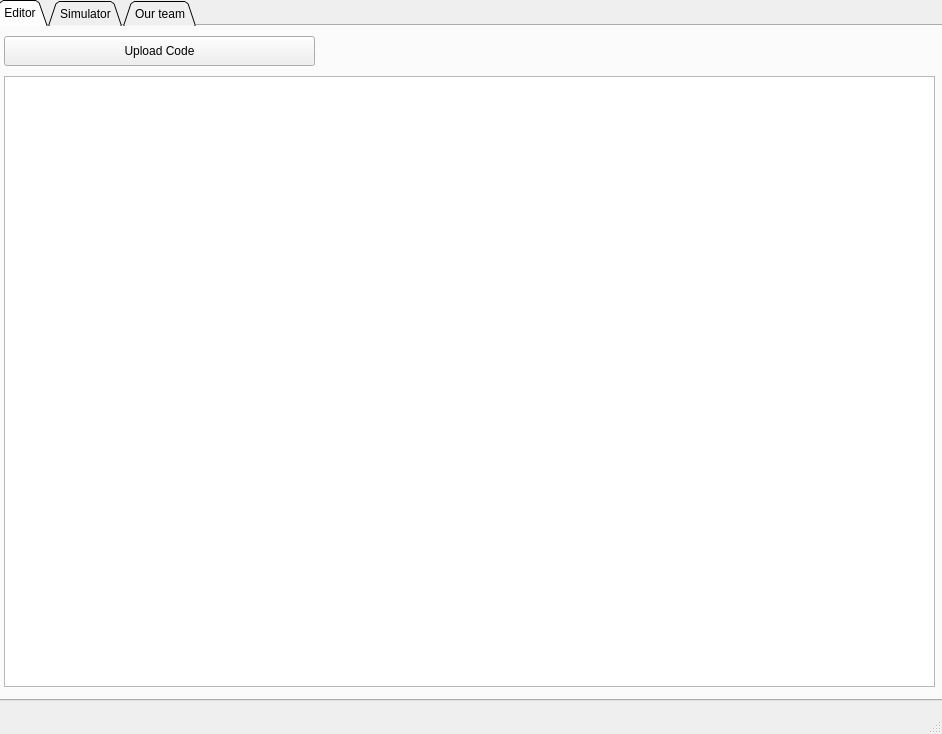
Above: UI/MainWindow.ui from prafgup/risc_v_assembler before the change. Below: the same form after it.
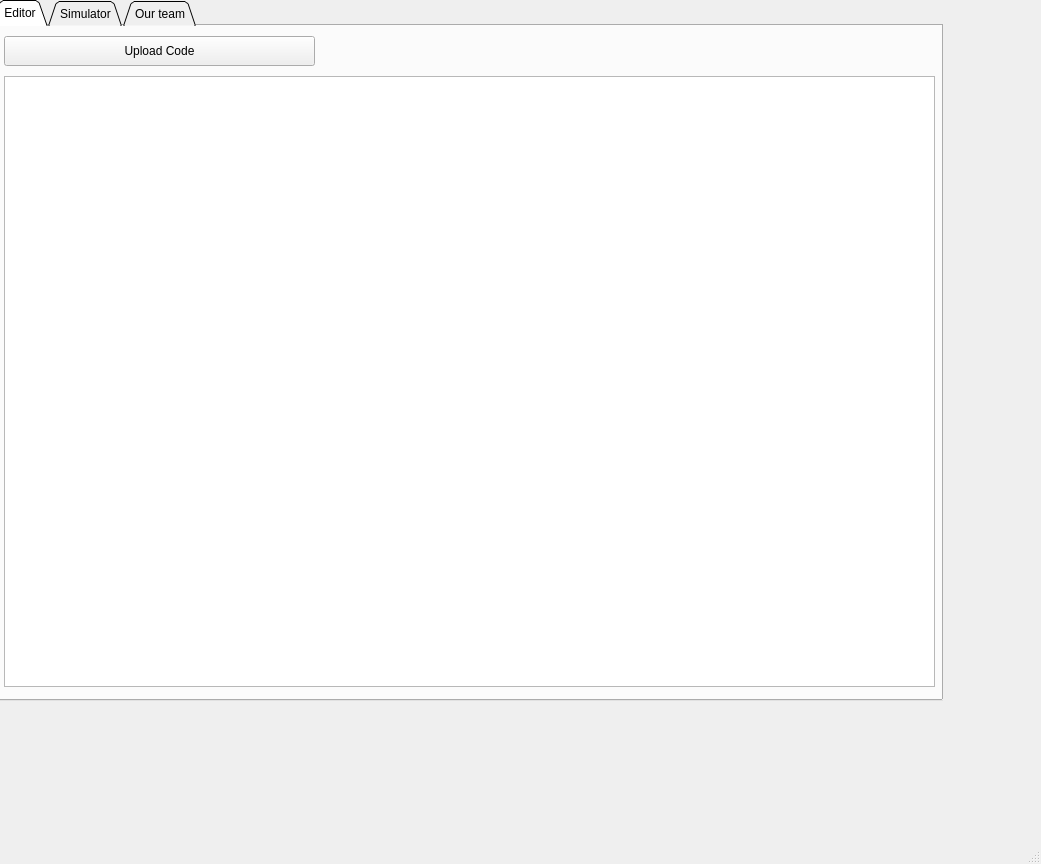
That is the form after the change. The open tabs and pages were chosen to show the change. Custom widgets are drawn as their Qt base class.

Patch:
```diff
--- a/UI/MainWindow.ui
+++ b/UI/MainWindow.ui
@@ -6,8 +6,8 @@
    <rect>
     <x>0</x>
     <y>0</y>
-    <width>942</width>
-    <height>734</height>
+    <width>1041</width>
+    <height>864</height>
    </rect>
   </property>
   <property name="windowTitle">
@@ -24,6 +24,9 @@
      </rect>
     </property>
     <layout class="QVBoxLayout" name="verticalLayout">
+     <property name="sizeConstraint">
+      <enum>QLayout::SetMaximumSize</enum>
+     </property>
      <item>
       <widget class="QTabWidget" name="tabWidget">
        <property name="sizePolicy">
```
Left out of the diff: 4 changed lines with no effect on the pictures.
